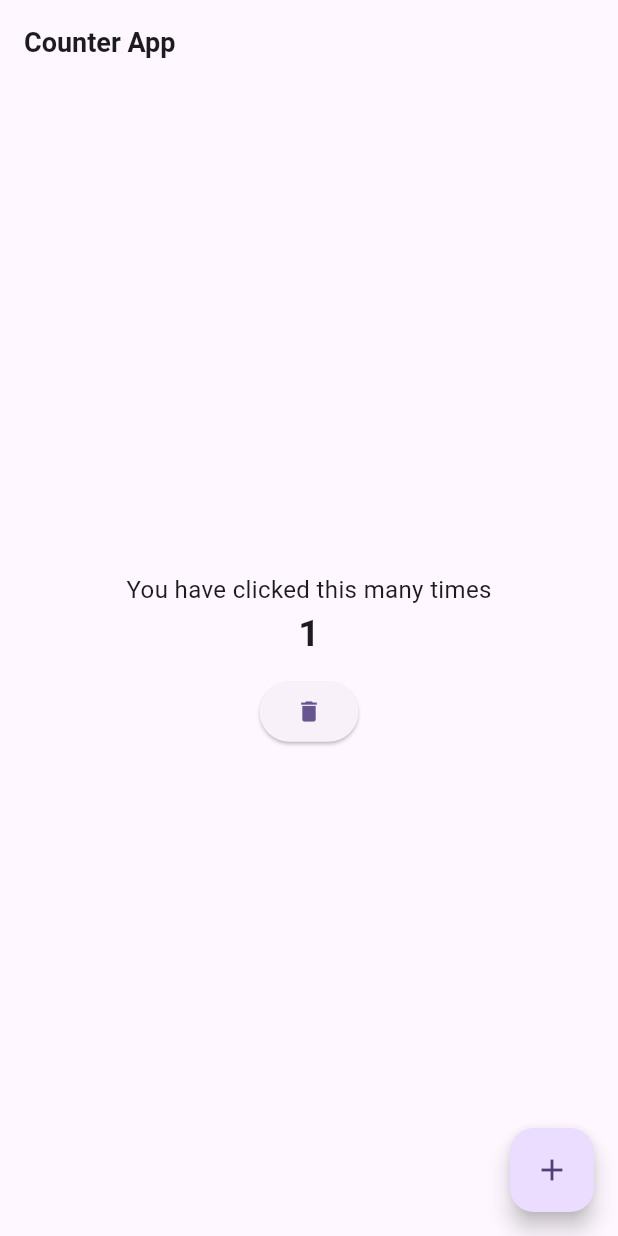
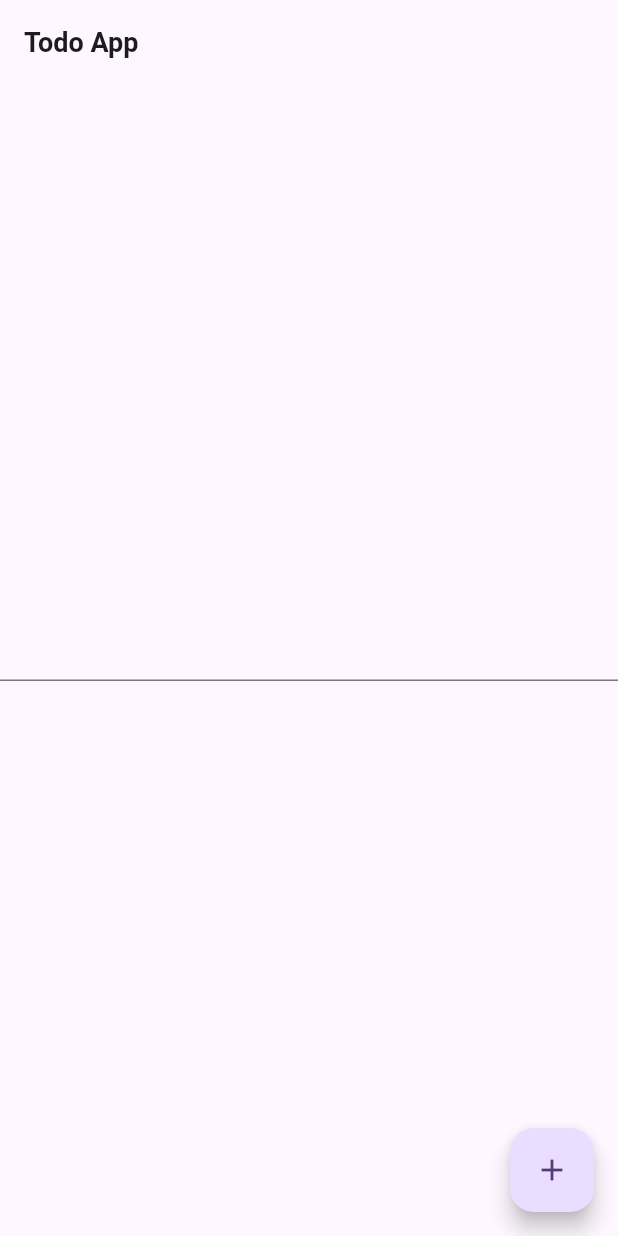
Before and after one commit to dexzter07/Flutter-Riverpod-Tutorial, a Flutter app: the screen it shows after launch, after a tap on the "add" icon, on a phone screen of 412 x 824 dp. Run offline on Flutter 3.47's test engine with Material 3 defaults, Android fonts, the phone set to English and light mode, and no system bars; our stand-ins replace flutter_riverpod, riverpod_annotation; generated files the repository leaves out were written again.

Commit message:
todo added

```diff
--- a/lib/provider/counter_provider.dart
+++ /dev/null
@@ -1,16 +0,0 @@
-import 'package:riverpod_annotation/riverpod_annotation.dart';
-
-part 'counter_provider.g.dart';
-
-@riverpod
-class Counter extends _$Counter {
-  @override
-
-  // initialise the value
-  int build() => 0;
-
-  // * methods
-
-  void increment() => state++;
-  void decrement() => state--;
-}
--- /dev/null
+++ b/lib/provider/todo_provider.dart
@@ -0,0 +1,29 @@
+import 'package:flutter/material.dart';
+import 'package:riverpod_annotation/riverpod_annotation.dart';
+
+part 'todo_provider.g.dart';
+
+class TodoState {
+  List<String> todoList;
+  TextEditingController todoData;
+
+  TodoState({required this.todoList, required this.todoData});
+}
+
+@riverpod
+class Todo extends _$Todo {
+  @override
+  TodoState build() {
+    return TodoState(todoList: [], todoData: TextEditingController());
+  }
+
+  void addTodo() {
+    if (state.todoData.text.isNotEmpty) {
+      state = TodoState(
+          todoList: [...state.todoList, state.todoData.text],
+          todoData: state.todoData);
+
+      state.todoData.clear();
+    }
+  }
+}
--- a/lib/screens/home_screen.dart
+++ b/lib/screens/home_screen.dart
@@ -1,6 +1,6 @@
 import 'package:flutter/material.dart';
 import 'package:flutter_riverpod/flutter_riverpod.dart';
-import 'package:riverpod_tut/provider/counter_provider.dart';
+import 'package:riverpod_tut/provider/todo_provider.dart';
 
 class HomeScreen extends ConsumerWidget {
   const HomeScreen({super.key});
@@ -10,7 +10,7 @@ class HomeScreen extends ConsumerWidget {
     return Scaffold(
       appBar: AppBar(
         title: const Text(
-          "Counter App",
+          "Todo App",
           style: TextStyle(fontSize: 18, fontWeight: FontWeight.bold),
         ),
       ),
@@ -18,33 +18,33 @@ class HomeScreen extends ConsumerWidget {
         child: Column(
           mainAxisAlignment: MainAxisAlignment.center,
           children: [
-            const Text(
-              "You have clicked this many times",
-              style: TextStyle(fontSize: 16),
-            ),
             Consumer(builder: (context, WidgetRef ref, Widget? child) {
-              final counter = ref.watch(counterProvider);
-
-              return Text(
-                counter.toString(),
-                style:
-                    const TextStyle(fontSize: 25, fontWeight: FontWeight.bold),
+              final todo = ref.watch(todoProvider);
+              return TextFormField(
+                controller: todo.todoData,
               );
             }),
             const SizedBox(
-              height: 10,
+              height: 20,
             ),
-            ElevatedButton(
-                onPressed: () {
-                  ref.read(counterProvider.notifier).decrement();
+            Consumer(builder: (context, WidgetRef ref, Widget? child) {
+              final todo = ref.watch(todoProvider);
+              return ListView.builder(
+                shrinkWrap: true,
+                itemCount: todo.todoList.length,
+                itemBuilder: (context, index) {
+                  return ListTile(
+                    title: Text(todo.todoList[index]),
+                  );
                 },
-                child: const Icon(Icons.delete))
+              );
+            }),
           ],
         ),
       ),
       floatingActionButton: FloatingActionButton(
         onPressed: () {
-          ref.read(counterProvider.notifier).increment();
+          ref.read(todoProvider.notifier).addTodo();
         },
         child: const Icon(Icons.add),
       ),
```
Also changed, not shown: lib/models/todo_model.dart (added), lib/provider/todo_provider.g.dart.
